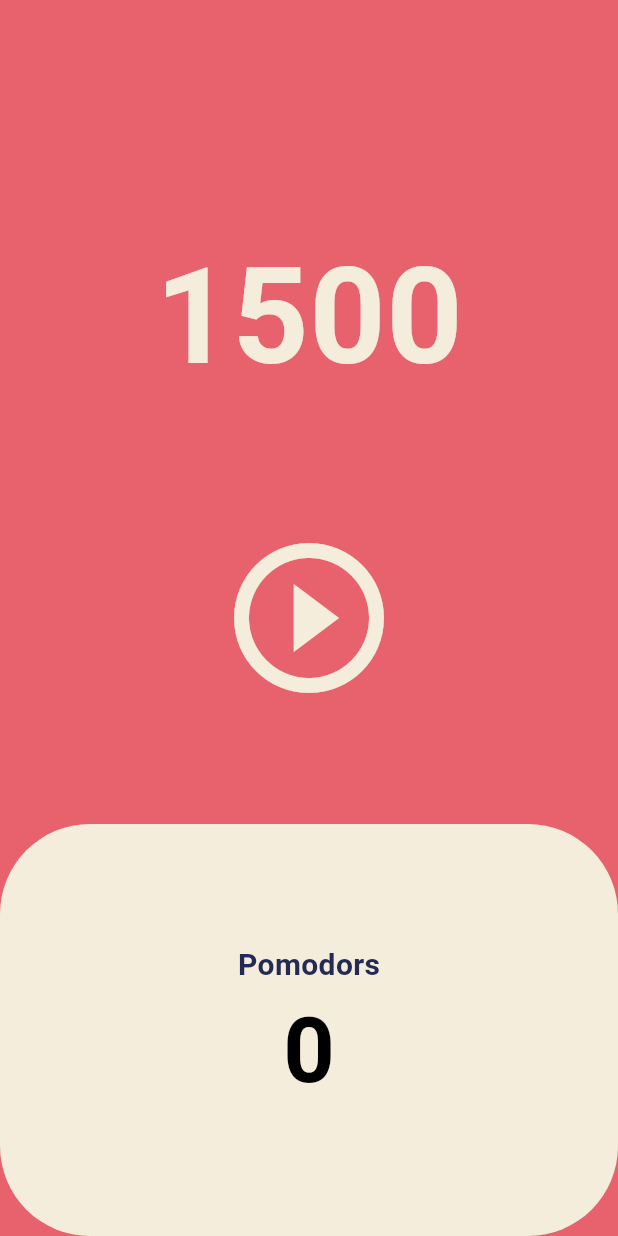
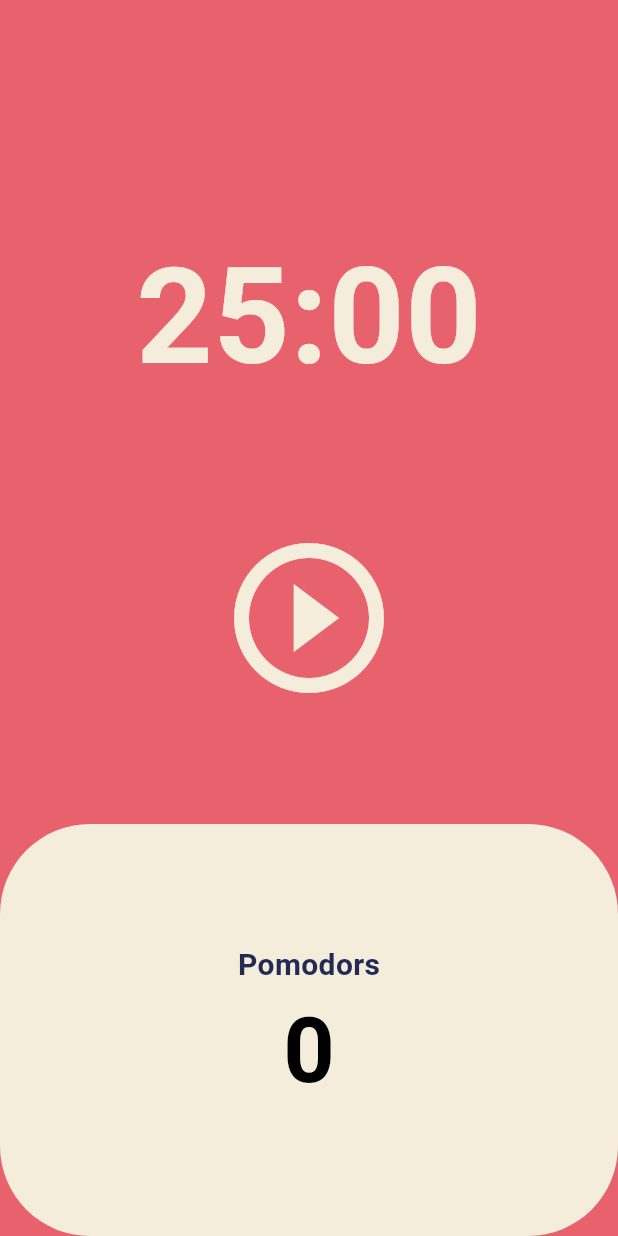
Before and after one commit to dkdkdkdk555/Pomodoro, a Flutter app: the screen it shows after launch, on a phone screen of 412 x 824 dp. Run offline on Flutter 3.47's test engine with Material 3 defaults, Android fonts, the phone set to English and light mode, and no system bars.

Commit message:
#3 Data Format

```diff
--- a/lib/screens/home_screen.dart
+++ b/lib/screens/home_screen.dart
@@ -12,15 +12,25 @@ class HomeScreen extends StatefulWidget {
 }
 
 class _HomeScreenState extends State<HomeScreen> {
-
-  int totalSecods = 1500;
+  static const twentyFiveMinutes = 1500;
+  int totalSecods = twentyFiveMinutes;
   late Timer timer; // 버튼 눌렀을 때만 타이머 초기화 되도록
   bool isRunning = false;
+  int totalPomodoros = 0;
 
   void onTick(Timer timer){
-    setState(() {
-      totalSecods = totalSecods - 1;
-    });
+    if(totalSecods == 0){
+      setState(() {
+        totalPomodoros = totalPomodoros + 1;
+        totalSecods = twentyFiveMinutes;
+        isRunning = false;
+      });
+      timer.cancel();
+    } else {
+      setState(() {
+        totalSecods = totalSecods - 1;
+      });
+    }
   }
 
   void onStartPressed(){
@@ -41,6 +51,12 @@ class _HomeScreenState extends State<HomeScreen> {
     });
   }
 
+  String format(int seconds){
+    var duration = Duration(seconds: seconds);
+    var list = duration.toString().split(".").first.substring(2, 7);
+    return list;
+  }
+
   @override
   Widget build(BuildContext context) {
     return Scaffold(
@@ -51,7 +67,8 @@ class _HomeScreenState extends State<HomeScreen> {
             flex:1,
             child : Container(
               alignment: Alignment.bottomCenter,
-              child: Text('$totalSecods',
+              child: Text(
+                format(totalSecods),
                 style: TextStyle(
                   color: Theme.of(context).cardColor,
                   fontSize: 89,
@@ -94,8 +111,9 @@ class _HomeScreenState extends State<HomeScreen> {
                             color: Theme.of(context).textTheme.displayLarge!.color,
                           )
                         ),
-                        const Text('0',
-                          style : TextStyle(
+                        Text(
+                          '$totalPomodoros',
+                          style : const TextStyle(
                             fontSize: 60,
                             fontWeight: FontWeight.w600
                         ),
```
